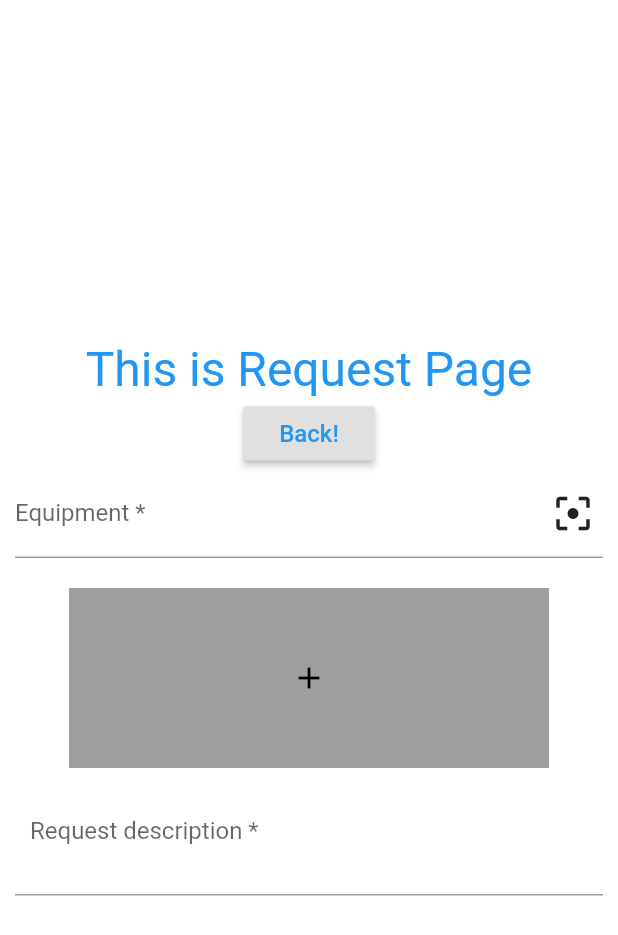
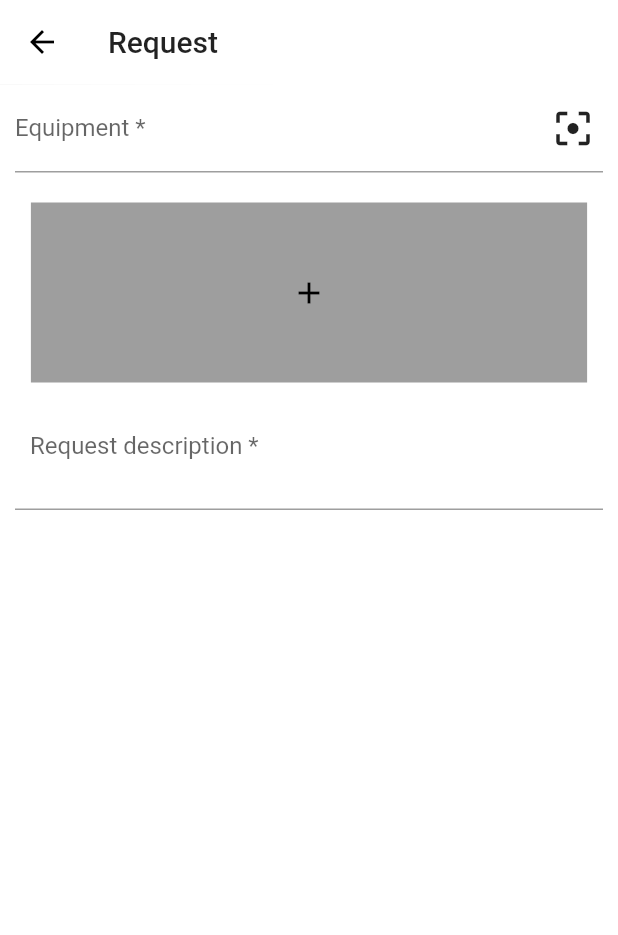
Before and after one commit to JWHAPO/simple_cmms_demo, a Flutter app: the RequestPage screen opened by its route, on a phone screen of 412 x 824 dp. Shown: the top 935 px of the screen. Run offline on Flutter 3.47's test engine with Material 2 defaults, Android fonts, the phone set to English and light mode, and no system bars; our stand-ins replace fl_chart, image_picker; missing offline and left inert: flutter_barcode_scanner; Roboto replaces fonts that are missing (NotoSans-bold).

Commit message:
add app bar to Request Page

```diff
--- a/lib/ui/request.dart
+++ b/lib/ui/request.dart
@@ -54,23 +54,18 @@ class _RequestPageState extends State<RequestPage> {
     //사진
 
     return Material(
-      child: Container(
+      child: Scaffold(
+        appBar: AppBar(
+          elevation: 0.1,
+          backgroundColor: Color.fromRGBO(255, 255, 255, 1.0),
+          title: Text('Request', style: TextStyle(fontFamily: 'NotoSans-bold'),),
+        ),
+        body: Container(
           color: Colors.white,
           child: Column(
-          mainAxisAlignment: MainAxisAlignment.center,
+            mainAxisAlignment: MainAxisAlignment.start,
+            crossAxisAlignment: CrossAxisAlignment.center,
             children: <Widget>[
-            Text(
-              'This is Request Page',
-              style: TextStyle(color: Colors.blue, fontSize: 32),
-            ),
-            RaisedButton(
-                child: Text(
-                  'Back!',
-                  style: TextStyle(color: Colors.blue, fontSize: 16),
-                ),
-                onPressed: () {
-                  Navigator.pop(context);
-                }),
               Padding(
                 padding: EdgeInsets.only(left: 10.0 , right: 10.0),
                 child: Stack(
@@ -101,7 +96,7 @@ class _RequestPageState extends State<RequestPage> {
                 height: 20.0,
               ),
               Container(
-              width: 320,
+                width: MediaQuery.of(context).size.width*0.9,
                 height: 120,
                 alignment: Alignment.center,
                 color: Colors.grey,
@@ -127,6 +122,7 @@ class _RequestPageState extends State<RequestPage> {
             ],
           ),
         ),
+      ),
     );
   }
 
```
Lines whose indentation alone changed are shown as unchanged.
